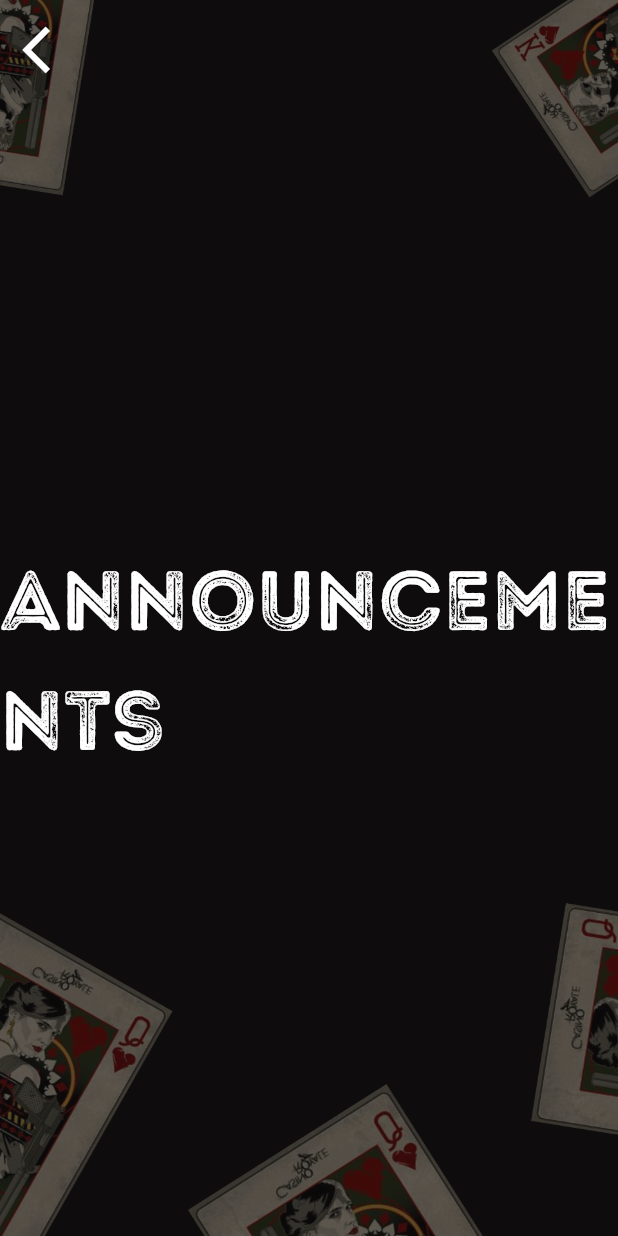
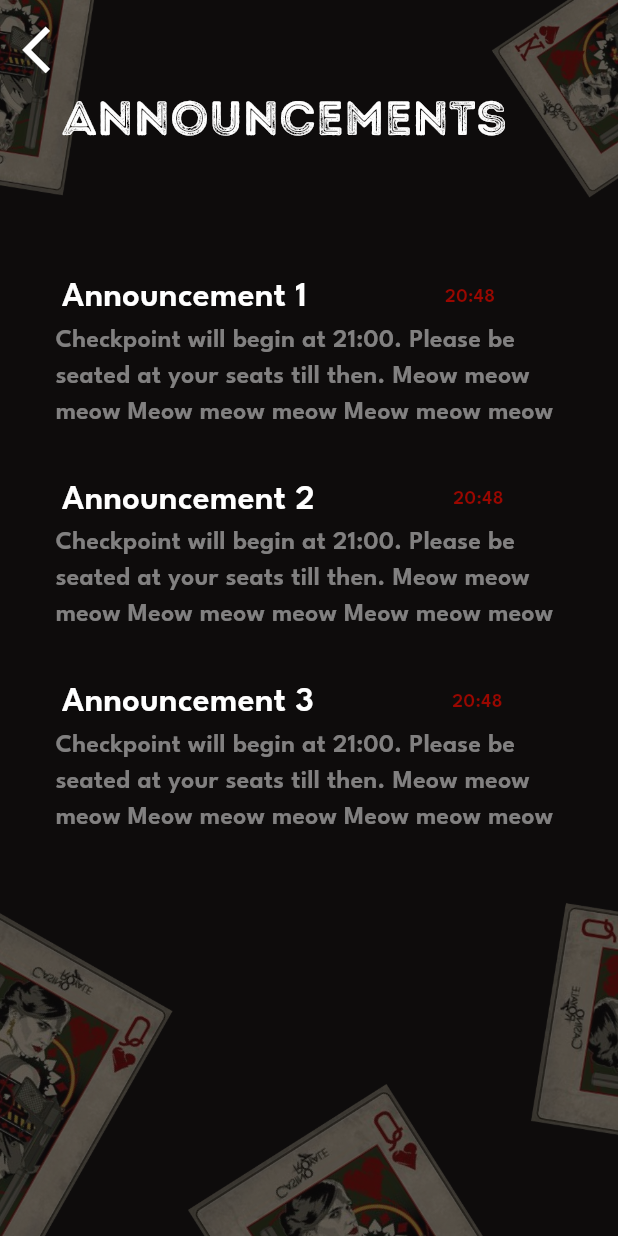
Before and after one commit to MicrosoftStudentChapter/makeathon7-app, a Flutter app: the Announcements screen opened directly, on a phone screen of 412 x 824 dp. Run offline on Flutter 3.47's test engine with Material 3 defaults, Android fonts, the phone set to English and light mode, and no system bars; our stand-ins replace curved_navigation_bar.

Commit message:
Annoucemnets Page Added

```diff
--- a/lib/core/pages/announcements/announcements.dart
+++ b/lib/core/pages/announcements/announcements.dart
@@ -1,5 +1,6 @@
 import 'package:flutter/material.dart';
 import 'package:makeathon7/core/pages/navigator.dart';
+import 'package:makeathon7/theme/app_pallete.dart';
 
 class Announcements extends StatelessWidget {
   const Announcements({super.key});
@@ -48,13 +49,79 @@ class Announcements extends StatelessWidget {
             automaticallyImplyLeading: false,
           ),
           body: Column(
-            mainAxisAlignment: MainAxisAlignment.center,
+            crossAxisAlignment: CrossAxisAlignment.center,
             children: [
-              Text(
-                'Announcements',
-                style: TextStyle(
-                    color: Colors.white, fontSize: 56, fontFamily: 'IntroRust'),
+              Row(
+                children: [
+                  SizedBox(
+                    width: MediaQuery.of(context).size.width * 0.1,
+                  ),
+                Text(
+                  'Announcements',
+                  style: TextStyle(
+                      color: Colors.white, fontSize: 32, fontFamily: 'IntroRust'),
+                ),
+                ],
               ),
+              SizedBox(
+                height: 80,
+              ),
+                SizedBox(
+                  height: MediaQuery.of(context).size.height * 0.48,
+                  child: Expanded(
+                  child: ListView.builder(
+                    itemCount: 6,
+                    itemBuilder: (context, index) {
+                    return SingleChildScrollView(
+                    child: Column(
+                      children: [
+                      Row(
+                        children: [
+                        SizedBox(
+                          width: MediaQuery.of(context).size.width * 0.1,
+                        ),
+                        Text(
+                          'Announcement ${index + 1}',
+                          style: TextStyle(
+                          color: Colors.white,
+                          fontSize: 23,
+                          fontWeight: FontWeight.w600,
+                          fontFamily: 'LeagueSpartan'),
+                        ),
+                        SizedBox(
+                          width: 92,
+                        ),
+                        Text(
+                          '20:48',
+                          style: TextStyle(
+                          color: AppPallete.redColor,
+                          fontSize: 13,
+                          fontWeight: FontWeight.w600,
+                          fontFamily: 'LeagueSpartan'),
+                        ),
+                        ],
+                      ),
+                      Padding(
+                        padding: const EdgeInsets.symmetric(horizontal: 37),
+                        child: Text(
+                        'Checkpoint will begin at 21:00. Please be seated at your seats till then. Meow meow meow Meow meow meow Meow meow meow',
+                        style: TextStyle(
+                          color: AppPallete.whiteOpac,
+                          fontSize: 17,
+                          fontWeight: FontWeight.w600,
+                          fontFamily: 'LeagueSpartan'),
+                        ),
+                      ),
+                      SizedBox(
+                        height: 30,
+                      ),
+                      ],
+                    ),
+                    );
+                    },
+                  ),
+                  ),
+                ),
             ],
           ),
         ),
--- a/lib/theme/app_pallete.dart
+++ b/lib/theme/app_pallete.dart
@@ -11,6 +11,7 @@ class AppPallete {
   static const Color blueColor = Color.fromRGBO(0, 31, 63, 1);
   static const Color gold = Color.fromRGBO(224, 196, 88, 1);
   static const Color goldOpac = Color.fromRGBO(224, 196, 88, 0.60);
+  static const Color whiteOpac = Color.fromRGBO(255, 255, 255, 0.48);
   static const Color whiteColor = Colors.white;
   static const Color greyColor = Colors.grey;
   static const Color errorColor = Colors.redAccent;
```
Also changed, not shown: lib/core/pages/announcements/announcement_card.dart (added).
